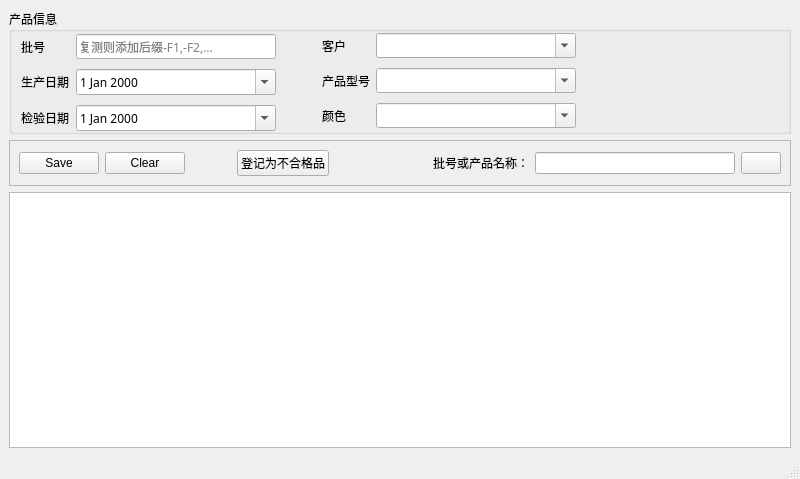
xeeboy/PartsReview, file qa_data.ui: the form before one commit.
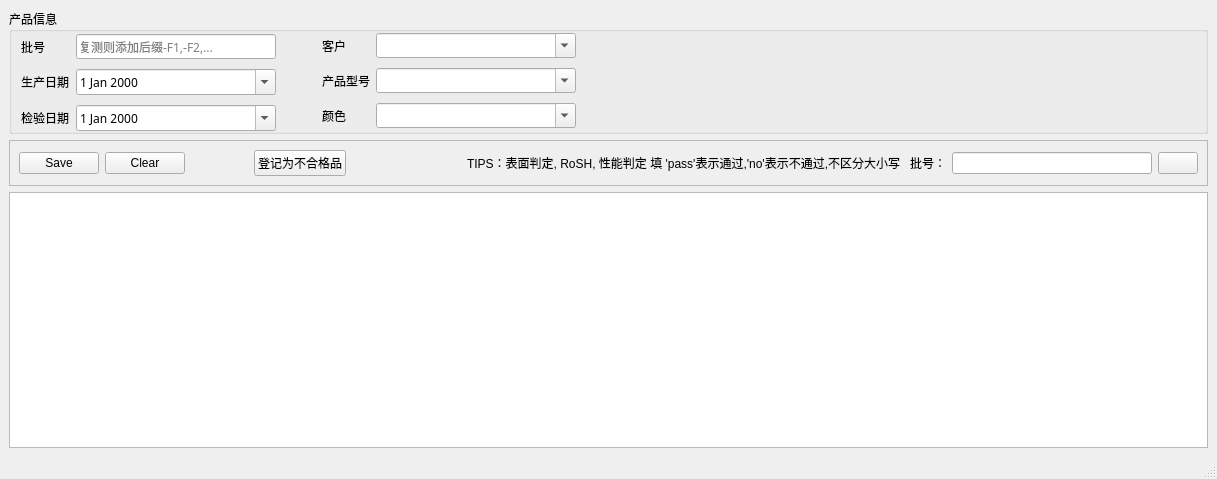
The form after the commit. Icons and pictures are not drawn.

What changed in the file:
```diff
--- a/qa_data.ui
+++ b/qa_data.ui
@@ -6,7 +6,7 @@
    <rect>
     <x>0</x>
     <y>0</y>
-    <width>800</width>
+    <width>1217</width>
     <height>479</height>
    </rect>
   </property>
@@ -214,16 +214,13 @@
         </layout>
        </item>
        <item>
-        <spacer name="horizontalSpacer_2">
+        <spacer name="horizontalSpacer_3">
          <property name="orientation">
           <enum>Qt::Horizontal</enum>
          </property>
-         <property name="sizeType">
-          <enum>QSizePolicy::Expanding</enum>
-         </property>
          <property name="sizeHint" stdset="0">
           <size>
-           <width>139</width>
+           <width>40</width>
            <height>20</height>
           </size>
          </property>
@@ -306,10 +303,42 @@
          </property>
         </spacer>
        </item>
+       <item>
+        <widget class="QLabel" name="label_8">
+         <property name="sizePolicy">
+          <sizepolicy hsizetype="Preferred" vsizetype="Preferred">
+           <horstretch>0</horstretch>
+           <verstretch>0</verstretch>
+          </sizepolicy>
+         </property>
+         <property name="minimumSize">
+          <size>
+           <width>0</width>
+           <height>0</height>
+          </size>
+         </property>
+         <property name="text">
+          <string>TIPS：表面判定, RoSH, 性能判定 填 'pass'表示通过,'no'表示不通过,不区分大小写</string>
+         </property>
+        </widget>
+       </item>
+       <item>
+        <spacer name="horizontalSpacer_2">
+         <property name="orientation">
+          <enum>Qt::Horizontal</enum>
+         </property>
+         <property name="sizeHint" stdset="0">
+          <size>
+           <width>40</width>
+           <height>20</height>
+          </size>
+         </property>
+        </spacer>
+       </item>
        <item>
         <widget class="QLabel" name="label_7">
          <property name="text">
-          <string>批号或产品名称：</string>
+          <string>批号：</string>
          </property>
         </widget>
        </item>
@@ -327,6 +356,9 @@
            <height>0</height>
           </size>
          </property>
+         <property name="clearButtonEnabled">
+          <bool>true</bool>
+         </property>
         </widget>
        </item>
        <item>
```
Left out of the diff: 11 changed lines with no effect on the pictures.
